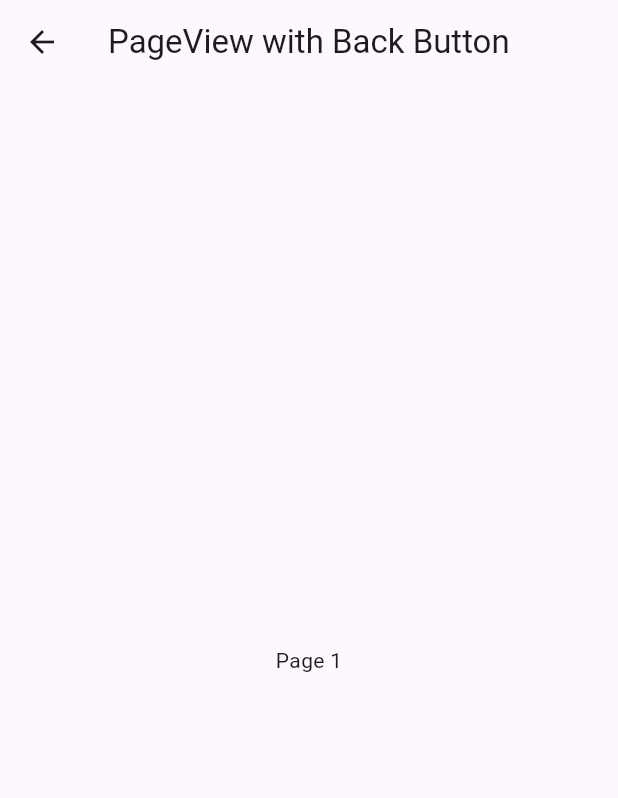
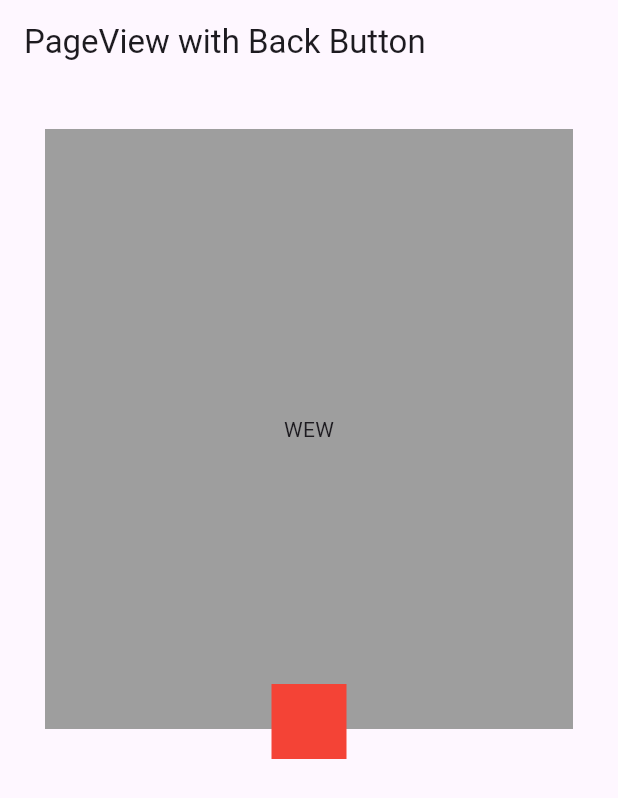
Before and after one commit to louiec612/project_fluttercse10, a Flutter app: the PageViewExample screen opened directly, on a phone screen of 412 x 824 dp. Shown: the top 798 px of the screen. Run offline on Flutter 3.47's test engine with Material 3 defaults, Android fonts, the phone set to English and light mode, and no system bars; our stand-ins replace bootstrap_icons, carousel_slider, flutter_animate, google_fonts, google_generative_ai, sqflite and 2 more; accounts and stored records are empty; network calls fail.

```diff
--- a/lib/generator.dart
+++ b/lib/generator.dart
@@ -1,5 +1,6 @@
 import 'package:google_generative_ai/google_generative_ai.dart';
 import 'package:flutter/material.dart';
+import 'package:sqflite/sqflite.dart';
 
 const apiKey = 'AIzaSyBiTikvtoGbTnJdthLj_BEcXKdhPAxoKW0';
 
--- a/lib/test.dart
+++ b/lib/test.dart
@@ -64,13 +64,13 @@ class _MyWidgetState extends State<MyWidget> with TickerProviderStateMixin {
           Positioned(
             top: address1Top + tweenValue,
             left: 20,
-            child: Text("This is the first address"),
+            child: const Text("This is the first address"),
           ),
           // Bottom address
           Positioned(
             top: address2Top - tweenValue,
             left: 20,
-            child: Text("This is another address"),
+            child: const Text("This is another address"),
           ),
           // Swap button
           Positioned(
@@ -81,7 +81,7 @@ class _MyWidgetState extends State<MyWidget> with TickerProviderStateMixin {
                 swapped ? controller.reverse() : controller.forward();
                 swapped = !swapped;
               }),
-              child: Text("swap"),
+              child: const Text("swap"),
             ),
           ),
         ],
--- a/lib/view/test2.dart
+++ b/lib/view/test2.dart
@@ -19,43 +19,39 @@ class PageViewExample extends StatefulWidget {
 }
 
 class _PageViewExampleState extends State<PageViewExample> {
-  final PageController _pageController = PageController();
 
   @override
   Widget build(BuildContext context) {
     return Scaffold(
       appBar: AppBar(
-        title: Text('PageView with Back Button'),
-        leading: IconButton(
-          icon: Icon(Icons.arrow_back),
-          onPressed: () {
-            if (_pageController.hasClients) {
-              if (_pageController.page! > 0) {
-                _pageController.previousPage(
-                  duration: Duration(milliseconds: 300),
-                  curve: Curves.easeInOut,
-                );
-              } else {
-                Navigator.pop(context); // Exit the screen
-              }
-            }
-          },
+        title: const Text('PageView with Back Button'),
+      ),
+      body: Stack(
+        children: [
+            Padding(
+              padding: const EdgeInsets.all(30.0),
+              child: Container(
+                width:700,
+                  height:400,
+
+                  decoration: const BoxDecoration(
+                      color: Colors.grey
+                  ),
+                child: const Center(child: Text('WEW')),
+              ),
+            ),
+          Positioned.fill(bottom:10,child: Align(
+            alignment: Alignment.bottomCenter,
+            child: Container(
+              height:50,
+              width:50,
+              color: Colors.red,
+            ),
+          ))
+          ],
         ),
-      ),
-      body: PageView(
-        controller: _pageController,
-        children: [
-          Center(child: Text('Page 1')),
-          Center(child: Text('Page 2')),
-          Center(child: Text('Page 3')),
-        ],
-      ),
     );
   }
 
-  @override
-  void dispose() {
-    _pageController.dispose();
-    super.dispose();
-  }
+
 }
--- a/pubspec.yaml
+++ b/pubspec.yaml
@@ -40,6 +40,10 @@ dependencies:
   bootstrap_icons: ^1.8.1
   syncfusion_flutter_charts: ^27.2.4
   google_generative_ai: ^0.4.6
+  carousel_slider: ^5.0.0
+  flutter_animate: ^4.5.2
+  sqflite: ^2.4.1
+
 
 
 dev_dependencies:
```
Also changed, not shown: lib/getset.dart (+16 -0 lines), lib/main.dart (+9 -5 lines), lib/view/homeView.dart (+8 -2 lines), lib/view/quizView.dart (+186 -22 lines), pubspec.lock, 1 other file.
